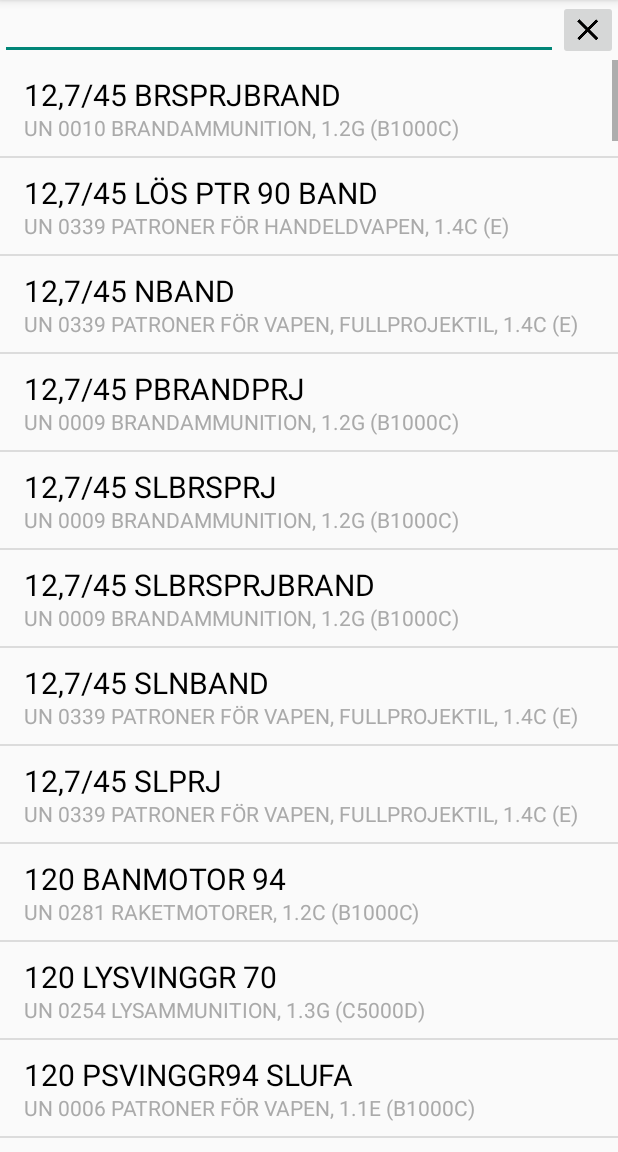
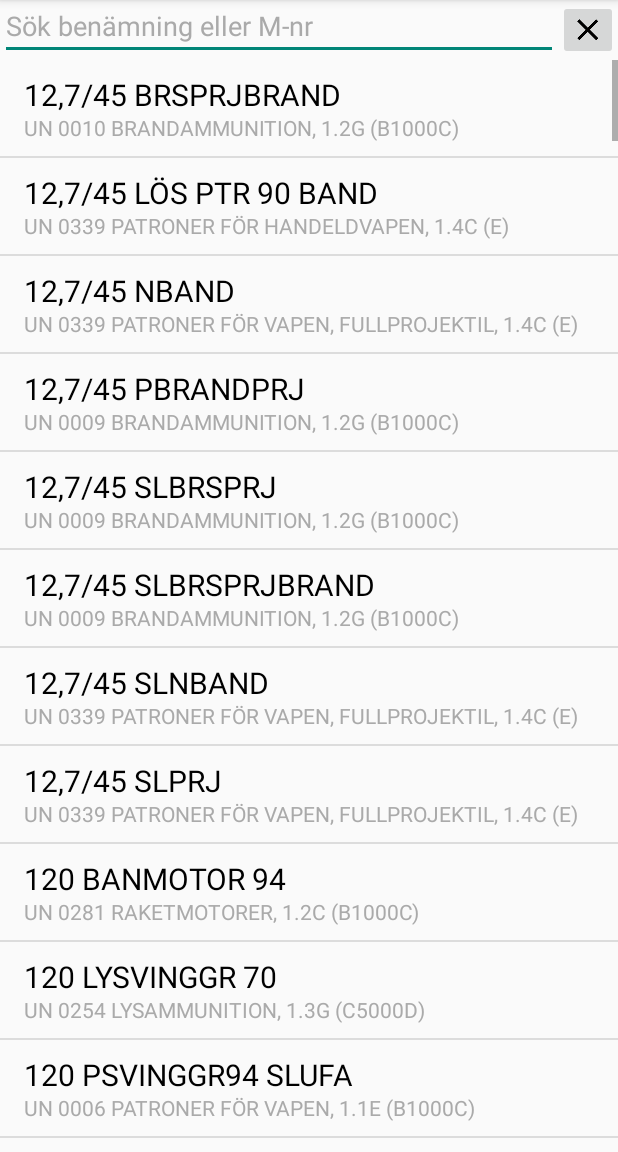
Before and after one commit to wsv-accidis/fm-fg-godsdekl, an Android app: the screen it shows after launch (MainActivity), after a tap on an icon or button, on a phone screen of 412 x 824 dp, the part 84-1236 px from its top. Run offline under Robolectric (Android 15) with nearby library versions, the phone set to English and light mode, and no system bars.

Commit message:
Sök fungerar.

```diff
--- a/app/src/main/java/se/accidis/fmfg/app/ui/materials/MaterialsListFragment.java
+++ b/app/src/main/java/se/accidis/fmfg/app/ui/materials/MaterialsListFragment.java
@@ -4,6 +4,7 @@ import android.os.Bundle;
 import android.os.Handler;
 import android.support.v4.app.ListFragment;
 import android.text.Editable;
+import android.text.TextUtils;
 import android.text.TextWatcher;
 import android.view.LayoutInflater;
 import android.view.View;
@@ -24,11 +25,13 @@ import se.accidis.fmfg.app.services.MaterialsRepository;
  */
 public class MaterialsListFragment extends ListFragment {
     private static final int INTERNAL_LIST_CONTAINER_ID = 0x00ff0003; // from android.support.v4.app.ListFragment
+    private static final String STATE_SEARCH_QUERY = "stateSearchQuery";
     private final Handler mHandler = new Handler();
     private MaterialsRepository mMaterialsRepository;
     private EditText mSearchText;
     private ImageButton mClearSearchButton;
     private MaterialsListAdapter mListAdapter;
+    private String mSearchQuery;
 
     @Override
     public void onCreate(Bundle savedInstanceState) {
@@ -58,6 +61,10 @@ public class MaterialsListFragment extends ListFragment {
         mClearSearchButton = (ImageButton) outerContainer.findViewById(R.id.materials_search_clear);
         mClearSearchButton.setOnClickListener(new ClearSearchClickedListener());
 
+        if (null != savedInstanceState) {
+            mSearchQuery = savedInstanceState.getString(STATE_SEARCH_QUERY);
+        }
+
         return root;
     }
 
@@ -77,6 +84,14 @@ public class MaterialsListFragment extends ListFragment {
         mMaterialsRepository.beginLoad();
     }
 
+    @Override
+    public void onSaveInstanceState(Bundle outState) {
+        super.onSaveInstanceState(outState);
+        if (null != mSearchQuery) {
+            outState.putString(STATE_SEARCH_QUERY, mSearchQuery);
+        }
+    }
+
     private final class SearchChangedListener implements TextWatcher {
         @Override
         public void beforeTextChanged(CharSequence s, int start, int count, int after) {
@@ -84,8 +99,9 @@ public class MaterialsListFragment extends ListFragment {
 
         @Override
         public void onTextChanged(CharSequence s, int start, int before, int count) {
+            mSearchQuery = s.toString();
             if (null != mListAdapter) {
-                mListAdapter.getFilter().filter(s.toString().toLowerCase());
+                mListAdapter.getFilter().filter(mSearchQuery.toLowerCase());
             }
         }
 
@@ -118,6 +134,10 @@ public class MaterialsListFragment extends ListFragment {
 
                     mListAdapter = new MaterialsListAdapter(getContext(), list);
                     setListAdapter(mListAdapter);
+
+                    if (!TextUtils.isEmpty(mSearchQuery)) {
+                        mListAdapter.getFilter().filter(mSearchQuery);
+                    }
                 }
             });
         }
--- a/app/src/main/res/layout/fragment_materials_list.xml
+++ b/app/src/main/res/layout/fragment_materials_list.xml
@@ -1,25 +1,27 @@
 <?xml version="1.0" encoding="utf-8"?>
 <RelativeLayout xmlns:android="http://schemas.android.com/apk/res/android"
-                android:layout_width="match_parent"
-                android:layout_height="match_parent">
+    android:layout_width="match_parent"
+    android:layout_height="match_parent">
 
     <ImageButton
         android:id="@+id/materials_search_clear"
         android:layout_width="40dp"
         android:layout_height="40dp"
         android:layout_alignParentRight="true"
-        android:src="@drawable/ic_clear"/>
+        android:src="@drawable/ic_clear" />
 
     <EditText
         android:id="@+id/materials_search"
         android:layout_width="match_parent"
         android:layout_height="40dp"
         android:layout_toLeftOf="@id/materials_search_clear"
-        android:inputType="textNoSuggestions"/>
+        android:hint="@string/materials_search_hint"
+        android:inputType="textNoSuggestions"
+        android:textColorHint="@android:color/darker_gray" />
 
     <FrameLayout
         android:id="@+id/materials_list_container"
         android:layout_width="match_parent"
         android:layout_height="match_parent"
-        android:layout_below="@id/materials_search"/>
+        android:layout_below="@id/materials_search" />
 </RelativeLayout>
--- a/app/src/main/res/values/strings.xml
+++ b/app/src/main/res/values/strings.xml
@@ -6,6 +6,7 @@
 
     <string name="materials_list_empty">Inget funnet.</string>
     <string name="materials_nav_title">Materiel</string>
+    <string name="materials_search_hint">Sök benämning eller M-nr</string>
 
     <string name="navigation_drawer_open">Öppna navigation</string>
     <string name="navigation_drawer_close">Stäng navigation</string>
```
